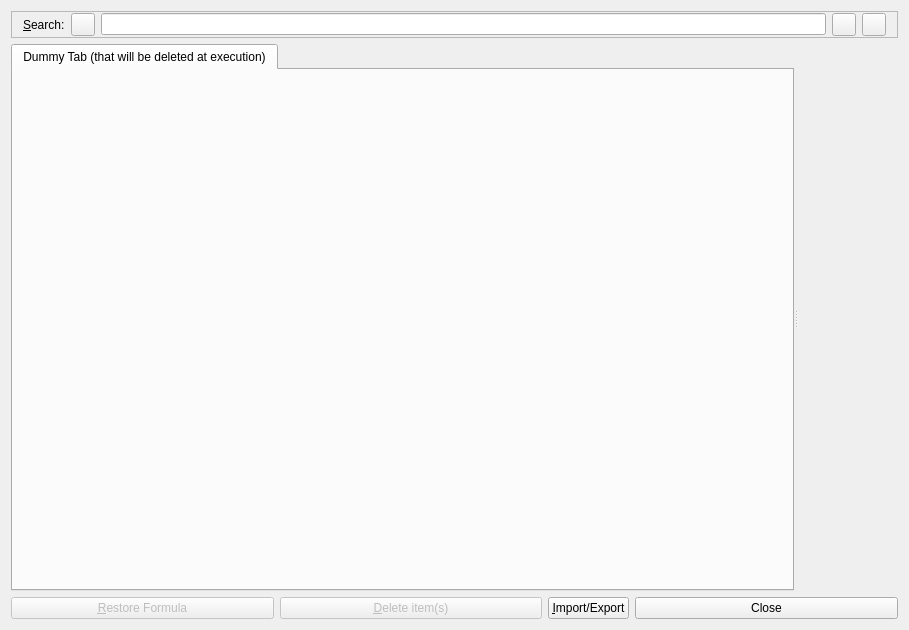
The window that src/klflibbrowser.ui (CryFeiFei/klatexformula) describes before a commit, drawn with Qt 5.
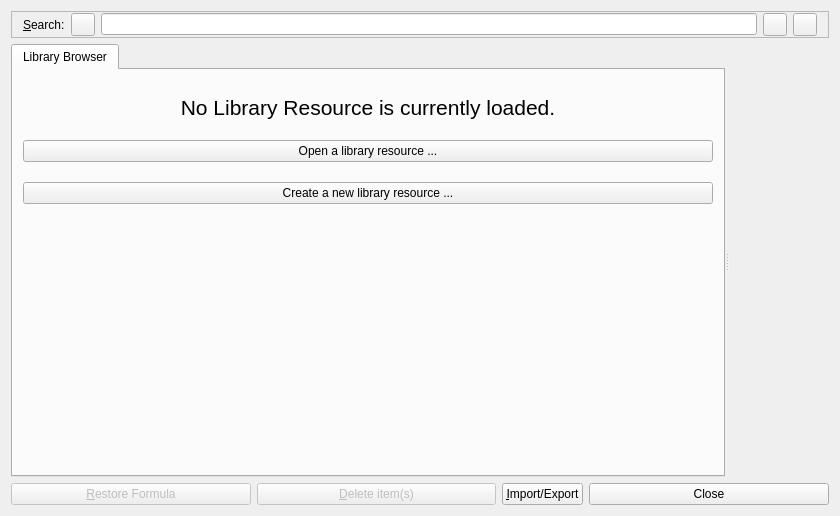
The same window after the commit. Icons and pictures are not drawn. Custom widgets are drawn as their Qt base class.

Commit message: More Work done in library, notably:  * Switched KLFLibModel to a non-pointer structure in QLists with    numerical references as kind+indexes  * Fixed icon layouts + force relayout + load icon positions + save in    resource data or in gui state depending on if resource's access is    shared etc.  * tab welcome page after last library resource is closed  * more fixes...

```diff
--- a/src/klflibbrowser.ui
+++ b/src/klflibbrowser.ui
@@ -10,8 +10,8 @@
    <rect>
     <x>0</x>
     <y>0</y>
-    <width>909</width>
-    <height>630</height>
+    <width>840</width>
+    <height>516</height>
    </rect>
   </property>
   <property name="windowTitle">
@@ -22,45 +22,6 @@
     <normaloff>:/pics/hi16-app-klatexformula.png</normaloff>:/pics/hi16-app-klatexformula.png</iconset>
   </property>
   <layout class="QGridLayout" name="gridLayout">
-   <item row="1" column="0">
-    <widget class="QSplitter" name="splitViewsEditor">
-     <property name="orientation">
-      <enum>Qt::Horizontal</enum>
-     </property>
-     <widget class="QFrame" name="frmViews">
-      <property name="sizePolicy">
-       <sizepolicy hsizetype="Preferred" vsizetype="Preferred">
-        <horstretch>1</horstretch>
-        <verstretch>0</verstretch>
-       </sizepolicy>
-      </property>
-      <property name="frameShape">
-       <enum>QFrame::NoFrame</enum>
-      </property>
-      <property name="frameShadow">
-       <enum>QFrame::Plain</enum>
-      </property>
-      <layout class="QVBoxLayout" name="lyt_frmViews">
-       <property name="margin">
-        <number>0</number>
-       </property>
-       <item>
-        <widget class="KLFLibBrowserTabWidget" name="tabResources">
-         <property name="currentIndex">
-          <number>0</number>
-         </property>
-         <widget class="QWidget" name="tab_dummy">
-          <attribute name="title">
-           <string notr="true" extracomment="[[don't translate]]">Dummy Tab (that will be deleted at execution)</string>
-          </attribute>
-         </widget>
-        </widget>
-       </item>
-      </layout>
-     </widget>
-     <widget class="KLFLibEntryEditor" name="wEntryEditor" native="true"/>
-    </widget>
-   </item>
    <item row="0" column="0">
     <widget class="QFrame" name="frmSearch">
      <property name="sizePolicy">
@@ -281,6 +242,110 @@
      </layout>
     </widget>
    </item>
+   <item row="1" column="0">
+    <widget class="QSplitter" name="splitViewsEditor">
+     <property name="orientation">
+      <enum>Qt::Horizontal</enum>
+     </property>
+     <widget class="QFrame" name="frmViews">
+      <property name="sizePolicy">
+       <sizepolicy hsizetype="Preferred" vsizetype="Preferred">
+        <horstretch>1</horstretch>
+        <verstretch>0</verstretch>
+       </sizepolicy>
+      </property>
+      <property name="frameShape">
+       <enum>QFrame::NoFrame</enum>
+      </property>
+      <property name="frameShadow">
+       <enum>QFrame::Plain</enum>
+      </property>
+      <layout class="QVBoxLayout" name="lyt_frmViews">
+       <property name="margin">
+        <number>0</number>
+       </property>
+       <item>
+        <widget class="KLFLibBrowserTabWidget" name="tabResources">
+         <property name="currentIndex">
+          <number>0</number>
+         </property>
+         <widget class="QWidget" name="tabWelcome">
+          <attribute name="icon">
+           <iconset resource="klfres.qrc">
+            <normaloff>:/pics/library.png</normaloff>:/pics/library.png</iconset>
+          </attribute>
+          <attribute name="title">
+           <string>Library Browser</string>
+          </attribute>
+          <layout class="QVBoxLayout" name="verticalLayout">
+           <property name="spacing">
+            <number>20</number>
+           </property>
+           <property name="leftMargin">
+            <number>10</number>
+           </property>
+           <property name="topMargin">
+            <number>25</number>
+           </property>
+           <property name="rightMargin">
+            <number>10</number>
+           </property>
+           <property name="bottomMargin">
+            <number>10</number>
+           </property>
+           <item>
+            <widget class="QLabel" name="lblNoResLoaded">
+             <property name="font">
+              <font>
+               <pointsize>16</pointsize>
+               <weight>50</weight>
+               <bold>false</bold>
+              </font>
+             </property>
+             <property name="text">
+              <string>No Library Resource is currently loaded.</string>
+             </property>
+             <property name="alignment">
+              <set>Qt::AlignCenter</set>
+             </property>
+            </widget>
+           </item>
+           <item>
+            <widget class="QPushButton" name="btnOpenRes">
+             <property name="text">
+              <string>Open a library resource ...</string>
+             </property>
+            </widget>
+           </item>
+           <item>
+            <widget class="QPushButton" name="btnCreateRes">
+             <property name="text">
+              <string>Create a new library resource ...</string>
+             </property>
+            </widget>
+           </item>
+           <item>
+            <spacer name="verticalSpacer">
+             <property name="orientation">
+              <enum>Qt::Vertical</enum>
+             </property>
+             <property name="sizeHint" stdset="0">
+              <size>
+               <width>20</width>
+               <height>40</height>
+              </size>
+             </property>
+            </spacer>
+           </item>
+          </layout>
+         </widget>
+        </widget>
+       </item>
+      </layout>
+     </widget>
+     <widget class="KLFLibEntryEditor" name="wEntryEditor" native="true"/>
+    </widget>
+   </item>
   </layout>
  </widget>
  <layoutdefault spacing="6" margin="11"/>
```
Left out of the diff: 2 changed lines with no effect on the pictures. The commit also changes 6 other files.
